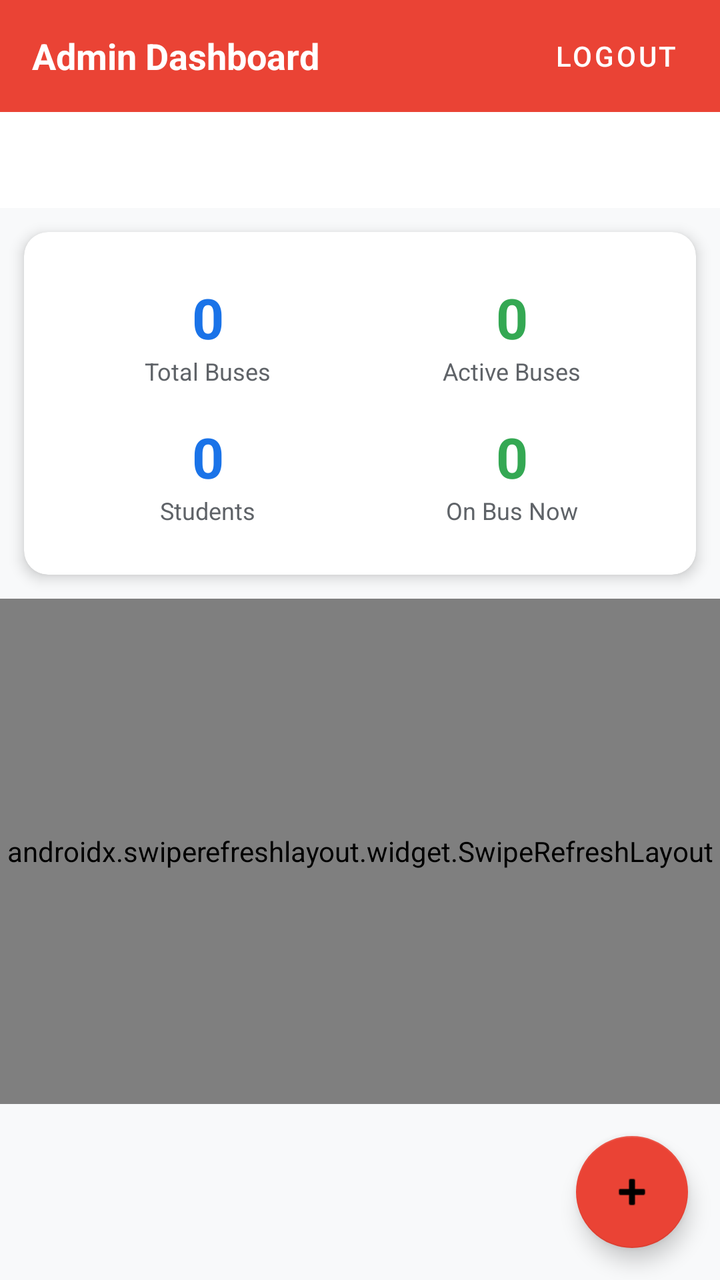
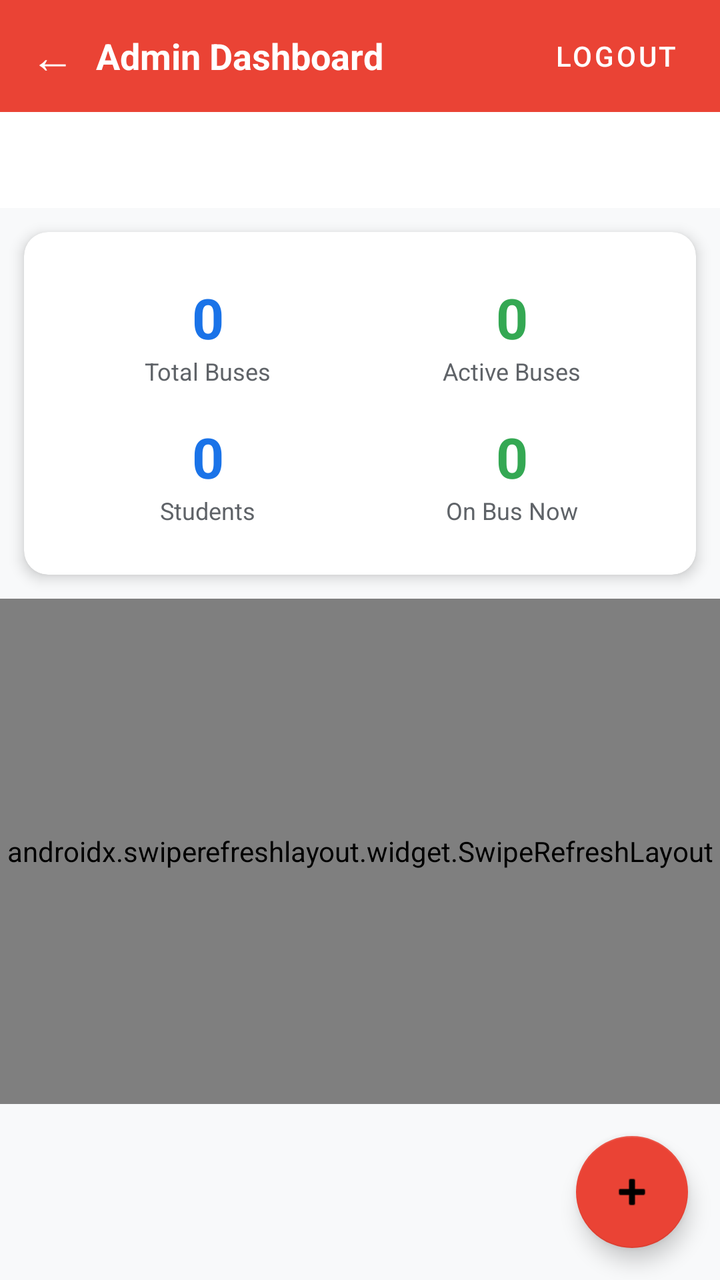

Before-and-after screenshots of an Android layout around one commit, followed by the original layout XML and the change that was made.
<!-- AndroidManifest.xml: application theme Theme.BusGPS -->
<!-- res/layout/activity_admin.xml -->
<?xml version="1.0" encoding="utf-8"?>
<LinearLayout
    xmlns:android="http://schemas.android.com/apk/res/android"
    xmlns:app="http://schemas.android.com/apk/res-auto"
    android:layout_width="match_parent"
    android:layout_height="match_parent"
    android:orientation="vertical"
    android:background="@color/background">

    
    <LinearLayout
        android:layout_width="match_parent"
        android:layout_height="56dp"
        android:orientation="horizontal"
        android:background="@color/role_admin"
        android:gravity="center_vertical"
        android:paddingStart="16dp"
        android:paddingEnd="8dp">

        <TextView
            android:layout_width="0dp"
            android:layout_height="wrap_content"
            android:layout_weight="1"
            android:text="Admin Dashboard"
            android:textSize="18sp"
            android:textStyle="bold"
            android:textColor="#FFFFFF" />

        <com.google.android.material.button.MaterialButton
            android:id="@+id/btnLogout"
            style="@style/Widget.MaterialComponents.Button.TextButton"
            android:layout_width="wrap_content"
            android:layout_height="wrap_content"
            android:text="@string/logout"
            android:textColor="#FFFFFF" />
    </LinearLayout>

    
    <com.google.android.material.tabs.TabLayout
        android:id="@+id/tabLayout"
        android:layout_width="match_parent"
        android:layout_height="wrap_content"
        app:tabMode="scrollable"
        app:tabGravity="start"
        app:tabIndicatorColor="@color/role_admin"
        app:tabSelectedTextColor="@color/role_admin"
        app:tabTextColor="@color/text_secondary" />

    
    <com.google.android.material.card.MaterialCardView
        android:id="@+id/statsCard"
        android:layout_width="match_parent"
        android:layout_height="wrap_content"
        android:layout_margin="12dp"
        app:cardCornerRadius="12dp"
        app:cardElevation="4dp"
        android:visibility="visible">

        <GridLayout
            android:layout_width="match_parent"
            android:layout_height="wrap_content"
            android:columnCount="2"
            android:padding="16dp"
            android:rowCount="2">

            <LinearLayout android:layout_width="0dp" android:layout_height="wrap_content"
                android:layout_columnWeight="1" android:orientation="vertical" android:gravity="center"
                android:padding="8dp">
                <TextView android:id="@+id/tvTotalBuses" android:textSize="28sp" android:textStyle="bold"
                    android:textColor="@color/primary" android:text="0" android:layout_width="wrap_content" android:layout_height="wrap_content"/>
                <TextView android:text="Total Buses" android:textSize="12sp" android:textColor="@color/text_secondary"
                    android:layout_width="wrap_content" android:layout_height="wrap_content"/>
            </LinearLayout>

            <LinearLayout android:layout_width="0dp" android:layout_height="wrap_content"
                android:layout_columnWeight="1" android:orientation="vertical" android:gravity="center"
                android:padding="8dp">
                <TextView android:id="@+id/tvActiveBuses" android:textSize="28sp" android:textStyle="bold"
                    android:textColor="@color/green" android:text="0" android:layout_width="wrap_content" android:layout_height="wrap_content"/>
                <TextView android:text="Active Buses" android:textSize="12sp" android:textColor="@color/text_secondary"
                    android:layout_width="wrap_content" android:layout_height="wrap_content"/>
            </LinearLayout>

            <LinearLayout android:layout_width="0dp" android:layout_height="wrap_content"
                android:layout_columnWeight="1" android:orientation="vertical" android:gravity="center"
                android:padding="8dp">
                <TextView android:id="@+id/tvTotalStudents" android:textSize="28sp" android:textStyle="bold"
                    android:textColor="@color/primary" android:text="0" android:layout_width="wrap_content" android:layout_height="wrap_content"/>
                <TextView android:text="Students" android:textSize="12sp" android:textColor="@color/text_secondary"
                    android:layout_width="wrap_content" android:layout_height="wrap_content"/>
            </LinearLayout>

            <LinearLayout android:layout_width="0dp" android:layout_height="wrap_content"
                android:layout_columnWeight="1" android:orientation="vertical" android:gravity="center"
                android:padding="8dp">
                <TextView android:id="@+id/tvPresent" android:textSize="28sp" android:textStyle="bold"
                    android:textColor="@color/secondary" android:text="0" android:layout_width="wrap_content" android:layout_height="wrap_content"/>
                <TextView android:text="On Bus Now" android:textSize="12sp" android:textColor="@color/text_secondary"
                    android:layout_width="wrap_content" android:layout_height="wrap_content"/>
            </LinearLayout>

        </GridLayout>
    </com.google.android.material.card.MaterialCardView>

    
    <androidx.swiperefreshlayout.widget.SwipeRefreshLayout
        android:id="@+id/swipeRefresh"
        android:layout_width="match_parent"
        android:layout_height="0dp"
        android:layout_weight="1">

        <androidx.recyclerview.widget.RecyclerView
            android:id="@+id/rvItems"
            android:layout_width="match_parent"
            android:layout_height="match_parent"
            android:padding="8dp"
            android:visibility="gone" />

    </androidx.swiperefreshlayout.widget.SwipeRefreshLayout>

    
    <com.google.android.material.floatingactionbutton.FloatingActionButton
        android:id="@+id/fabAdd"
        android:layout_width="wrap_content"
        android:layout_height="wrap_content"
        android:layout_gravity="bottom|end"
        android:layout_margin="16dp"
        android:src="@android:drawable/ic_input_add"
        app:backgroundTint="@color/role_admin" />

</LinearLayout>
<!-- resources referenced by this layout -->
<resources>
  <color name="background">#F8F9FA</color>
  <color name="green">#34A853</color>
  <color name="primary">#1A73E8</color>
  <color name="role_admin">#EA4335</color>
  <color name="secondary">#34A853</color>
  <color name="text_secondary">#5F6368</color>
  <string name="logout">Logout</string>
  <style name="Theme.BusGPS" parent="Theme.MaterialComponents.DayNight.NoActionBar">
          <item name="colorPrimary">@color/primary</item>
          <item name="colorPrimaryDark">@color/primary_dark</item>
          <item name="colorAccent">@color/secondary</item>
          <item name="android:windowBackground">@color/background</item>
          <item name="android:statusBarColor">@color/primary_dark</item>
      </style>
  <color name="primary_dark">#1558C0</color>
</resources>

<!-- the commit's change to res/layout/activity_admin.xml (unified diff, before → after) -->
@@ -14,8 +14,18 @@
         android:orientation="horizontal"
         android:background="@color/role_admin"
         android:gravity="center_vertical"
-        android:paddingStart="16dp"
+        android:paddingStart="4dp"
         android:paddingEnd="8dp">
+
+        <com.google.android.material.button.MaterialButton
+            android:id="@+id/btnBack"
+            style="@style/Widget.MaterialComponents.Button.TextButton"
+            android:layout_width="wrap_content"
+            android:layout_height="wrap_content"
+            android:minWidth="44dp"
+            android:text="←"
+            android:textSize="22sp"
+            android:textColor="#FFFFFF" />
 
         <TextView
             android:layout_width="0dp"
